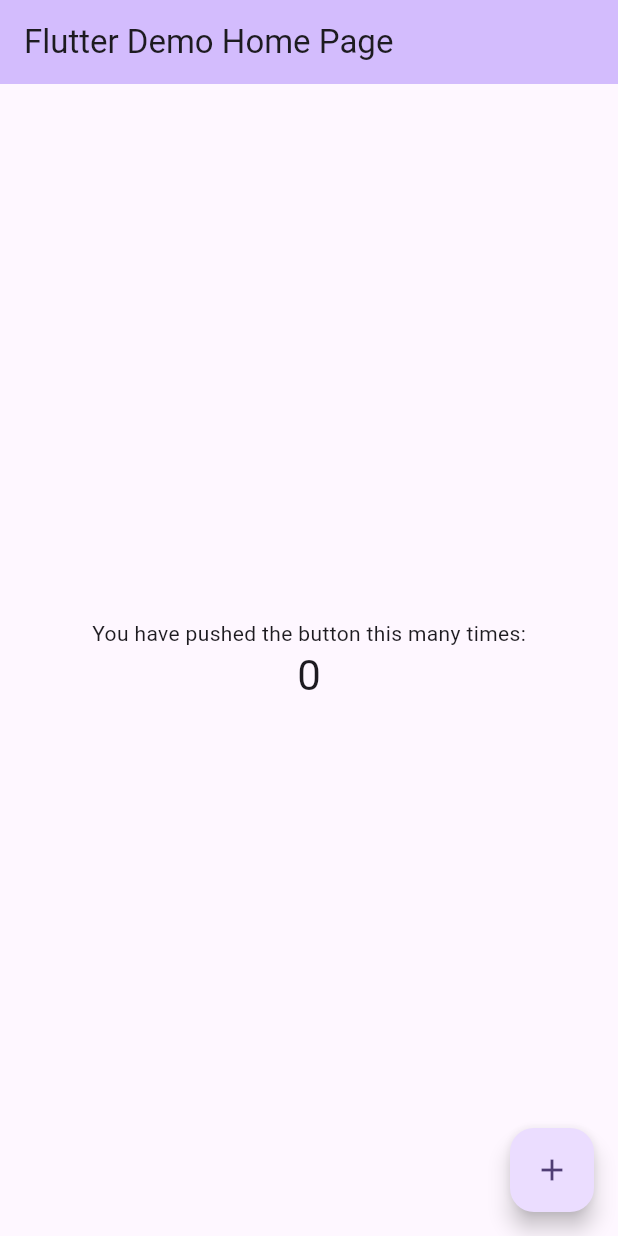
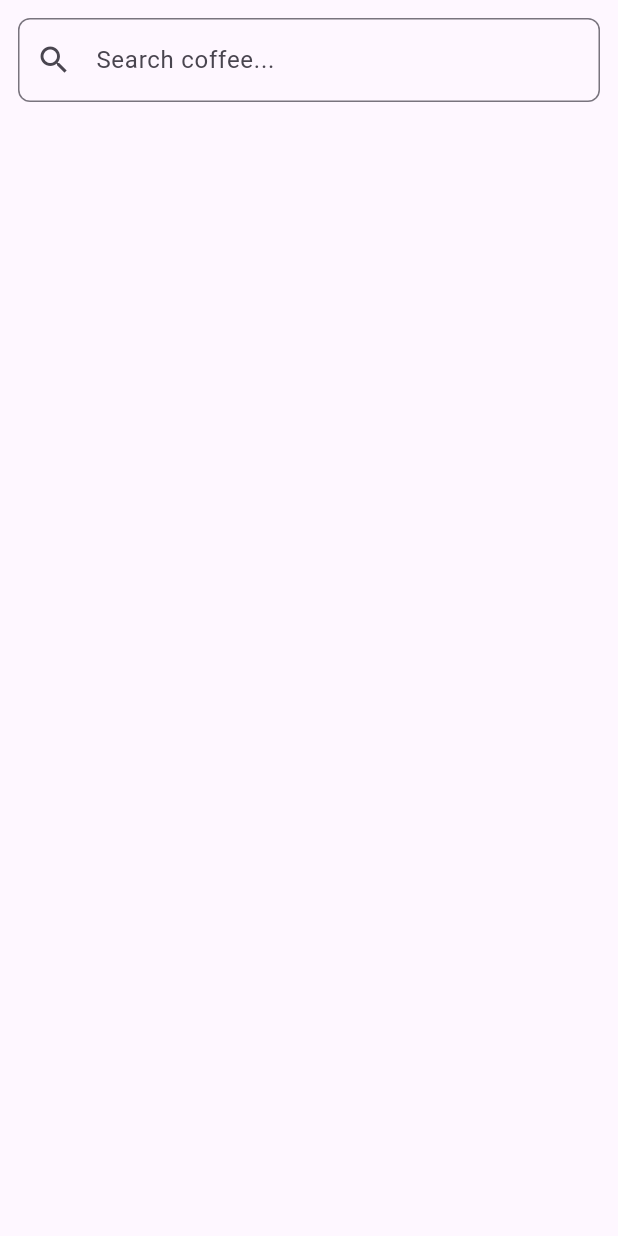
Before and after one commit to KALU56/Coffee-Shop, a Flutter app: the screen it shows after launch, on a phone screen of 412 x 824 dp. Run offline on Flutter 3.47's test engine with Material 3 defaults, Android fonts, the phone set to English and light mode, and no system bars.

Commit message:
feat: add search

```diff
--- a/coffee_shop/lib/main.dart
+++ b/coffee_shop/lib/main.dart
@@ -1,3 +1,4 @@
+import 'package:coffee_shop/screens/home_screen.dart';
 import 'package:flutter/material.dart';
 
 void main() {
@@ -7,116 +8,12 @@ void main() {
 class MyApp extends StatelessWidget {
   const MyApp({super.key});
 
-  // This widget is the root of your application.
   @override
   Widget build(BuildContext context) {
     return MaterialApp(
       title: 'Flutter Demo',
-      theme: ThemeData(
-        // This is the theme of your application.
-        //
-        // TRY THIS: Try running your application with "flutter run". You'll see
-        // the application has a purple toolbar. Then, without quitting the app,
-        // try changing the seedColor in the colorScheme below to Colors.green
-        // and then invoke "hot reload" (save your changes or press the "hot
-        // reload" button in a Flutter-supported IDE, or press "r" if you used
-        // the command line to start the app).
-        //
-        // Notice that the counter didn't reset back to zero; the application
-        // state is not lost during the reload. To reset the state, use hot
-        // restart instead.
-        //
-        // This works for code too, not just values: Most code changes can be
-        // tested with just a hot reload.
-        colorScheme: ColorScheme.fromSeed(seedColor: Colors.deepPurple),
-      ),
-      home: const MyHomePage(title: 'Flutter Demo Home Page'),
+
+      home: HomeScreen(),
     );
   }
 }
-
-class MyHomePage extends StatefulWidget {
-  const MyHomePage({super.key, required this.title});
-
-  // This widget is the home page of your application. It is stateful, meaning
-  // that it has a State object (defined below) that contains fields that affect
-  // how it looks.
-
-  // This class is the configuration for the state. It holds the values (in this
-  // case the title) provided by the parent (in this case the App widget) and
-  // used by the build method of the State. Fields in a Widget subclass are
-  // always marked "final".
-
-  final String title;
-
-  @override
-  State<MyHomePage> createState() => _MyHomePageState();
-}
-
-class _MyHomePageState extends State<MyHomePage> {
-  int _counter = 0;
-
-  void _incrementCounter() {
-    setState(() {
-      // This call to setState tells the Flutter framework that something has
-      // changed in this State, which causes it to rerun the build method below
-      // so that the display can reflect the updated values. If we changed
-      // _counter without calling setState(), then the build method would not be
-      // called again, and so nothing would appear to happen.
-      _counter++;
-    });
-  }
-
-  @override
-  Widget build(BuildContext context) {
-    // This method is rerun every time setState is called, for instance as done
-    // by the _incrementCounter method above.
-    //
-    // The Flutter framework has been optimized to make rerunning build methods
-    // fast, so that you can just rebuild anything that needs updating rather
-    // than having to individually change instances of widgets.
-    return Scaffold(
-      appBar: AppBar(
-        // TRY THIS: Try changing the color here to a specific color (to
-        // Colors.amber, perhaps?) and trigger a hot reload to see the AppBar
-        // change color while the other colors stay the same.
-        backgroundColor: Theme.of(context).colorScheme.inversePrimary,
-        // Here we take the value from the MyHomePage object that was created by
-        // the App.build method, and use it to set our appbar title.
-        title: Text(widget.title),
-      ),
-      body: Center(
-        // Center is a layout widget. It takes a single child and positions it
-        // in the middle of the parent.
-        child: Column(
-          // Column is also a layout widget. It takes a list of children and
-          // arranges them vertically. By default, it sizes itself to fit its
-          // children horizontally, and tries to be as tall as its parent.
-          //
-          // Column has various properties to control how it sizes itself and
-          // how it positions its children. Here we use mainAxisAlignment to
-          // center the children vertically; the main axis here is the vertical
-          // axis because Columns are vertical (the cross axis would be
-          // horizontal).
-          //
-          // TRY THIS: Invoke "debug painting" (choose the "Toggle Debug Paint"
-          // action in the IDE, or press "p" in the console), to see the
-          // wireframe for each widget.
-          mainAxisAlignment: MainAxisAlignment.center,
-          children: <Widget>[
-            const Text('You have pushed the button this many times:'),
-            Text(
-              '$_counter',
-              style: Theme.of(context).textTheme.headlineMedium,
-            ),
-          ],
-        ),
-      ),
-      floatingActionButton: FloatingActionButton(
-        onPressed: _incrementCounter,
-        tooltip: 'Increment',
-        child: const Icon(Icons.add),
-      ), // This trailing comma makes auto-formatting nicer for build methods.
-    );
-  }
-}
--- a/coffee_shop/lib/screens/home_screen.dart
+++ b/coffee_shop/lib/screens/home_screen.dart
@@ -0,0 +1,33 @@
+import 'package:coffee_shop/widgets/search_bar.dart' as custom_widgets;
+import 'package:flutter/material.dart';
+
+class HomeScreen extends StatefulWidget {
+  const HomeScreen({super.key});
+
+  @override
+  State<HomeScreen> createState() => _HomeScreenState();
+}
+
+class _HomeScreenState extends State<HomeScreen> {
+  String searchTerm = '';
+
+  void handleSearch(String query) {
+    setState(() {
+      searchTerm = query;
+    });
+  }
+
+  @override
+  Widget build(BuildContext context) {
+    return Scaffold(
+      body: SafeArea(
+        child: Column(
+          children: [
+            custom_widgets.SearchBar(onSearch: handleSearch), // Use the widget here
+
+          ],
+        ),
+      ),
+    );
+  }
+}
--- /dev/null
+++ b/coffee_shop/lib/widgets/search_bar.dart
@@ -0,0 +1,22 @@
+import 'package:flutter/material.dart';
+
+class SearchBar extends StatelessWidget {
+  final ValueChanged<String> onSearch;
+
+  const SearchBar({super.key, required this.onSearch});
+
+  @override
+  Widget build(BuildContext context) {
+    return Padding(
+      padding: const EdgeInsets.all(12.0),
+      child: TextField(
+        decoration: InputDecoration(
+          hintText: 'Search coffee...',
+          prefixIcon: Icon(Icons.search),
+          border: OutlineInputBorder(borderRadius: BorderRadius.circular(8)),
+        ),
+        onChanged: onSearch,
+      ),
+    );
+  }
+}
```
